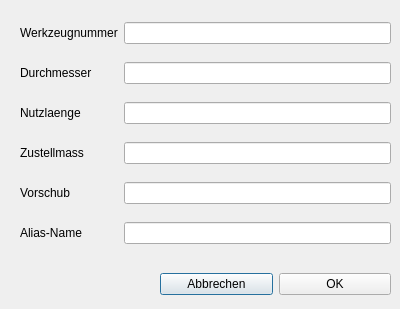
Above: dialog_fraeser.ui from TischlerWilly/postprozessor before the change. Below: the same form after it.
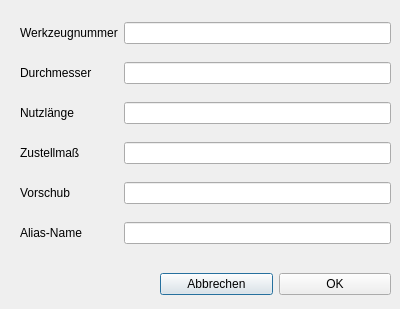
That is the form after the change.

```diff
--- a/dialog_fraeser.ui
+++ b/dialog_fraeser.ui
@@ -52,7 +52,7 @@
     <item row="3" column="0">
      <widget class="QLabel" name="label_zustm">
       <property name="text">
-       <string>Zustellmass</string>
+       <string>Zustellmaß</string>
       </property>
      </widget>
     </item>
@@ -69,7 +69,7 @@
     <item row="2" column="0">
      <widget class="QLabel" name="label_nutzl">
       <property name="text">
-       <string>Nutzlaenge</string>
+       <string>&lt;html&gt;&lt;head/&gt;&lt;body&gt;&lt;p&gt;Nutzlänge&lt;/p&gt;&lt;/body&gt;&lt;/html&gt;</string>
       </property>
      </widget>
     </item>
```
Left out of the diff: 9 changed lines with no effect on the pictures.
